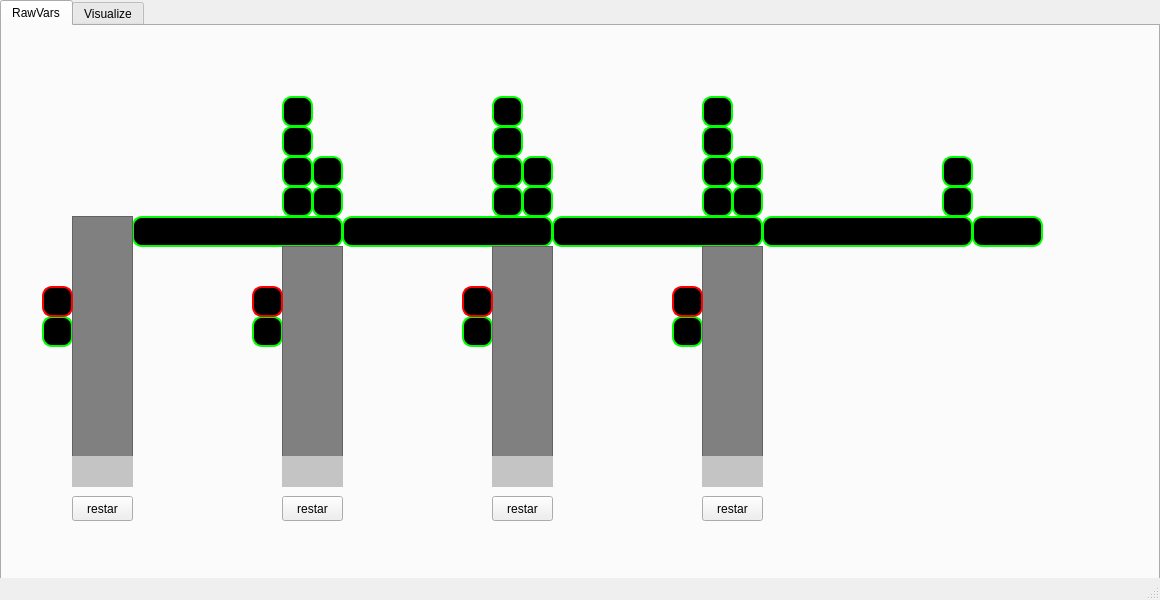
jesusarell/PolloLC, file PolloLC/mainwindow.ui: the form before one commit.
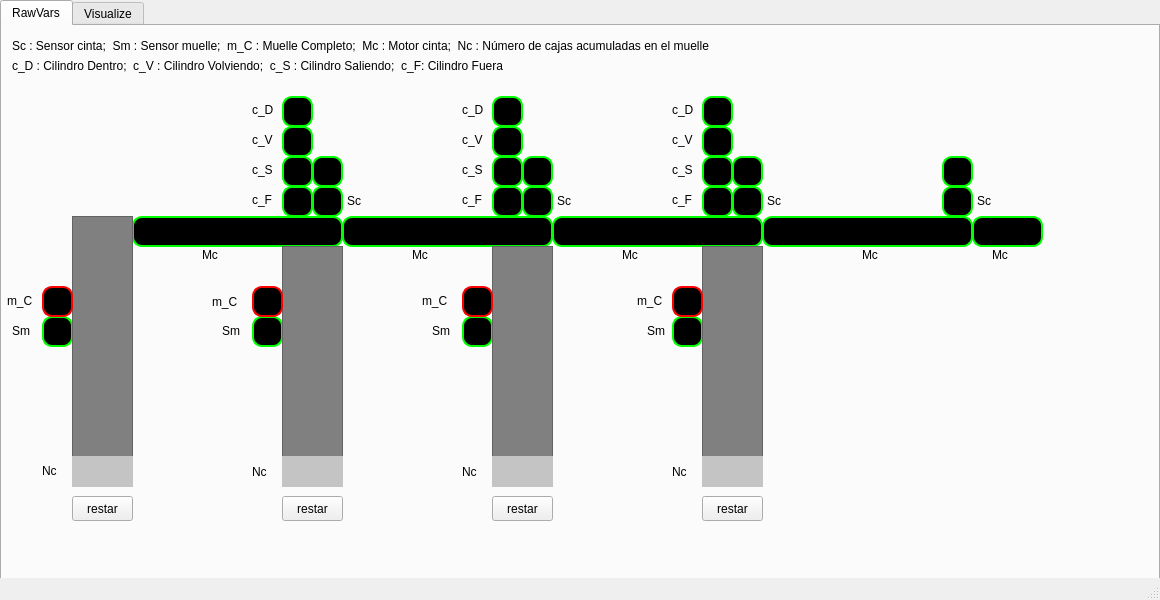
The form after the commit.

Patch:
```diff
--- a/PolloLC/mainwindow.ui
+++ b/PolloLC/mainwindow.ui
@@ -1042,6 +1042,500 @@
        <string>restar</string>
       </property>
      </widget>
+     <widget class="QLabel" name="label_31">
+      <property name="geometry">
+       <rect>
+        <x>740</x>
+        <y>140</y>
+        <width>16</width>
+        <height>20</height>
+       </rect>
+      </property>
+      <property name="text">
+       <string>Sc</string>
+      </property>
+     </widget>
+     <widget class="QLabel" name="label_29">
+      <property name="geometry">
+       <rect>
+        <x>670</x>
+        <y>165</y>
+        <width>31</width>
+        <height>17</height>
+       </rect>
+      </property>
+      <property name="text">
+       <string>c_F</string>
+      </property>
+     </widget>
+     <widget class="QLabel" name="label_40">
+      <property name="geometry">
+       <rect>
+        <x>420</x>
+        <y>265</y>
+        <width>31</width>
+        <height>20</height>
+       </rect>
+      </property>
+      <property name="text">
+       <string>m_C</string>
+      </property>
+     </widget>
+     <widget class="QLabel" name="label_41">
+      <property name="geometry">
+       <rect>
+        <x>210</x>
+        <y>265</y>
+        <width>31</width>
+        <height>21</height>
+       </rect>
+      </property>
+      <property name="text">
+       <string>m_C</string>
+      </property>
+     </widget>
+     <widget class="QLabel" name="label_49">
+      <property name="geometry">
+       <rect>
+        <x>10</x>
+        <y>30</y>
+        <width>1141</width>
+        <height>20</height>
+       </rect>
+      </property>
+      <property name="text">
+       <string>c_D : Cilindro Dentro;  c_V : Cilindro Volviendo;  c_S : Cilindro Saliendo;  c_F: Cilindro Fuera</string>
+      </property>
+     </widget>
+     <widget class="QLabel" name="label_28">
+      <property name="geometry">
+       <rect>
+        <x>670</x>
+        <y>75</y>
+        <width>31</width>
+        <height>17</height>
+       </rect>
+      </property>
+      <property name="text">
+       <string>c_D</string>
+      </property>
+     </widget>
+     <widget class="QLabel" name="label_39">
+      <property name="geometry">
+       <rect>
+        <x>635</x>
+        <y>265</y>
+        <width>31</width>
+        <height>20</height>
+       </rect>
+      </property>
+      <property name="text">
+       <string>m_C</string>
+      </property>
+     </widget>
+     <widget class="QLabel" name="label_47">
+      <property name="geometry">
+       <rect>
+        <x>200</x>
+        <y>220</y>
+        <width>31</width>
+        <height>17</height>
+       </rect>
+      </property>
+      <property name="text">
+       <string>Mc</string>
+      </property>
+     </widget>
+     <widget class="QLabel" name="label_20">
+      <property name="geometry">
+       <rect>
+        <x>250</x>
+        <y>105</y>
+        <width>31</width>
+        <height>17</height>
+       </rect>
+      </property>
+      <property name="text">
+       <string>c_V</string>
+      </property>
+     </widget>
+     <widget class="QLabel" name="label_33">
+      <property name="geometry">
+       <rect>
+        <x>950</x>
+        <y>140</y>
+        <width>16</width>
+        <height>20</height>
+       </rect>
+      </property>
+      <property name="text">
+       <string>Sc</string>
+      </property>
+     </widget>
+     <widget class="QLabel" name="label_26">
+      <property name="geometry">
+       <rect>
+        <x>460</x>
+        <y>75</y>
+        <width>31</width>
+        <height>17</height>
+       </rect>
+      </property>
+      <property name="text">
+       <string>c_D</string>
+      </property>
+     </widget>
+     <widget class="QLabel" name="label_44">
+      <property name="geometry">
+       <rect>
+        <x>860</x>
+        <y>220</y>
+        <width>41</width>
+        <height>17</height>
+       </rect>
+      </property>
+      <property name="text">
+       <string>Mc</string>
+      </property>
+     </widget>
+     <widget class="QLabel" name="label_42">
+      <property name="geometry">
+       <rect>
+        <x>5</x>
+        <y>265</y>
+        <width>31</width>
+        <height>20</height>
+       </rect>
+      </property>
+      <property name="text">
+       <string>m_C</string>
+      </property>
+     </widget>
+     <widget class="QLabel" name="label_21">
+      <property name="geometry">
+       <rect>
+        <x>250</x>
+        <y>135</y>
+        <width>31</width>
+        <height>17</height>
+       </rect>
+      </property>
+      <property name="text">
+       <string>c_S</string>
+      </property>
+     </widget>
+     <widget class="QLabel" name="label_30">
+      <property name="geometry">
+       <rect>
+        <x>670</x>
+        <y>135</y>
+        <width>31</width>
+        <height>17</height>
+       </rect>
+      </property>
+      <property name="text">
+       <string>c_S</string>
+      </property>
+     </widget>
+     <widget class="QLabel" name="label_24">
+      <property name="geometry">
+       <rect>
+        <x>460</x>
+        <y>105</y>
+        <width>31</width>
+        <height>17</height>
+       </rect>
+      </property>
+      <property name="text">
+       <string>c_V</string>
+      </property>
+     </widget>
+     <widget class="QLabel" name="label_23">
+      <property name="geometry">
+       <rect>
+        <x>460</x>
+        <y>165</y>
+        <width>31</width>
+        <height>17</height>
+       </rect>
+      </property>
+      <property name="text">
+       <string>c_F</string>
+      </property>
+     </widget>
+     <widget class="QLabel" name="label_45">
+      <property name="geometry">
+       <rect>
+        <x>620</x>
+        <y>220</y>
+        <width>31</width>
+        <height>17</height>
+       </rect>
+      </property>
+      <property name="text">
+       <string>Mc</string>
+      </property>
+     </widget>
+     <widget class="QLabel" name="label_37">
+      <property name="geometry">
+       <rect>
+        <x>220</x>
+        <y>295</y>
+        <width>21</width>
+        <height>20</height>
+       </rect>
+      </property>
+      <property name="text">
+       <string>Sm</string>
+      </property>
+     </widget>
+     <widget class="QLabel" name="label_43">
+      <property name="geometry">
+       <rect>
+        <x>990</x>
+        <y>220</y>
+        <width>41</width>
+        <height>17</height>
+       </rect>
+      </property>
+      <property name="text">
+       <string>Mc</string>
+      </property>
+     </widget>
+     <widget class="QLabel" name="label_48">
+      <property name="geometry">
+       <rect>
+        <x>10</x>
+        <y>10</y>
+        <width>1141</width>
+        <height>20</height>
+       </rect>
+      </property>
+      <property name="text">
+       <string>Sc : Sensor cinta;  Sm : Sensor muelle;  m_C : Muelle Completo;  Mc : Motor cinta;  Nc : Número de cajas acumuladas en el muelle</string>
+      </property>
+     </widget>
+     <widget class="QLabel" name="label_27">
+      <property name="geometry">
+       <rect>
+        <x>670</x>
+        <y>105</y>
+        <width>31</width>
+        <height>17</height>
+       </rect>
+      </property>
+      <property name="text">
+       <string>c_V</string>
+      </property>
+     </widget>
+     <widget class="QLabel" name="label_38">
+      <property name="geometry">
+       <rect>
+        <x>10</x>
+        <y>295</y>
+        <width>21</width>
+        <height>20</height>
+       </rect>
+      </property>
+      <property name="text">
+       <string>Sm</string>
+      </property>
+     </widget>
+     <widget class="QLabel" name="label_35">
+      <property name="geometry">
+       <rect>
+        <x>645</x>
+        <y>295</y>
+        <width>21</width>
+        <height>20</height>
+       </rect>
+      </property>
+      <property name="text">
+       <string>Sm</string>
+      </property>
+     </widget>
+     <widget class="QLabel" name="label_46">
+      <property name="geometry">
+       <rect>
+        <x>410</x>
+        <y>220</y>
+        <width>31</width>
+        <height>17</height>
+       </rect>
+      </property>
+      <property name="text">
+       <string>Mc</string>
+      </property>
+     </widget>
+     <widget class="QLabel" name="label_22">
+      <property name="geometry">
+       <rect>
+        <x>250</x>
+        <y>165</y>
+        <width>31</width>
+        <height>17</height>
+       </rect>
+      </property>
+      <property name="text">
+       <string>c_F</string>
+      </property>
+     </widget>
+     <widget class="QLabel" name="label_25">
+      <property name="geometry">
+       <rect>
+        <x>460</x>
+        <y>135</y>
+        <width>31</width>
+        <height>17</height>
+       </rect>
+      </property>
+      <property name="text">
+       <string>c_S</string>
+      </property>
+     </widget>
+     <widget class="QLabel" name="label_19">
+      <property name="geometry">
+       <rect>
+        <x>250</x>
+        <y>75</y>
+        <width>31</width>
+        <height>17</height>
+       </rect>
+      </property>
+      <property name="text">
+       <string>c_D</string>
+      </property>
+     </widget>
+     <widget class="QLabel" name="label_32">
+      <property name="geometry">
+       <rect>
+        <x>530</x>
+        <y>140</y>
+        <width>16</width>
+        <height>20</height>
+       </rect>
+      </property>
+      <property name="text">
+       <string>Sc</string>
+      </property>
+     </widget>
+     <widget class="QLabel" name="label_36">
+      <property name="geometry">
+       <rect>
+        <x>430</x>
+        <y>295</y>
+        <width>21</width>
+        <height>20</height>
+       </rect>
+      </property>
+      <property name="text">
+       <string>Sm</string>
+      </property>
+     </widget>
+     <widget class="QLabel" name="label_50">
+      <property name="geometry">
+       <rect>
+        <x>40</x>
+        <y>429</y>
+        <width>31</width>
+        <height>31</height>
+       </rect>
+      </property>
+      <property name="text">
+       <string>Nc</string>
+      </property>
+     </widget>
+     <widget class="QLabel" name="label_83">
+      <property name="geometry">
+       <rect>
+        <x>555</x>
+        <y>165</y>
+        <width>16</width>
+        <height>20</height>
+       </rect>
+      </property>
+      <property name="text">
+       <string>Sc</string>
+      </property>
+     </widget>
+     <widget class="QLabel" name="label_82">
+      <property name="geometry">
+       <rect>
+        <x>765</x>
+        <y>165</y>
+        <width>16</width>
+        <height>20</height>
+       </rect>
+      </property>
+      <property name="text">
+       <string>Sc</string>
+      </property>
+     </widget>
+     <widget class="QLabel" name="label_81">
+      <property name="geometry">
+       <rect>
+        <x>345</x>
+        <y>165</y>
+        <width>16</width>
+        <height>20</height>
+       </rect>
+      </property>
+      <property name="text">
+       <string>Sc</string>
+      </property>
+     </widget>
+     <widget class="QLabel" name="label_84">
+      <property name="geometry">
+       <rect>
+        <x>975</x>
+        <y>165</y>
+        <width>16</width>
+        <height>20</height>
+       </rect>
+      </property>
+      <property name="text">
+       <string>Sc</string>
+      </property>
+     </widget>
+     <widget class="QLabel" name="label_51">
+      <property name="geometry">
+       <rect>
+        <x>250</x>
+        <y>430</y>
+        <width>31</width>
+        <height>31</height>
+       </rect>
+      </property>
+      <property name="text">
+       <string>Nc</string>
+      </property>
+     </widget>
+     <widget class="QLabel" name="label_52">
+      <property name="geometry">
+       <rect>
+        <x>460</x>
+        <y>430</y>
+        <width>31</width>
+        <height>31</height>
+       </rect>
+      </property>
+      <property name="text">
+       <string>Nc</string>
+      </property>
+     </widget>
+     <widget class="QLabel" name="label_53">
+      <property name="geometry">
+       <rect>
+        <x>670</x>
+        <y>430</y>
+        <width>31</width>
+        <height>31</height>
+       </rect>
+      </property>
+      <property name="text">
+       <string>Nc</string>
+      </property>
+     </widget>
     </widget>
     <widget class="QWidget" name="Visualize">
      <attribute name="title">
```
